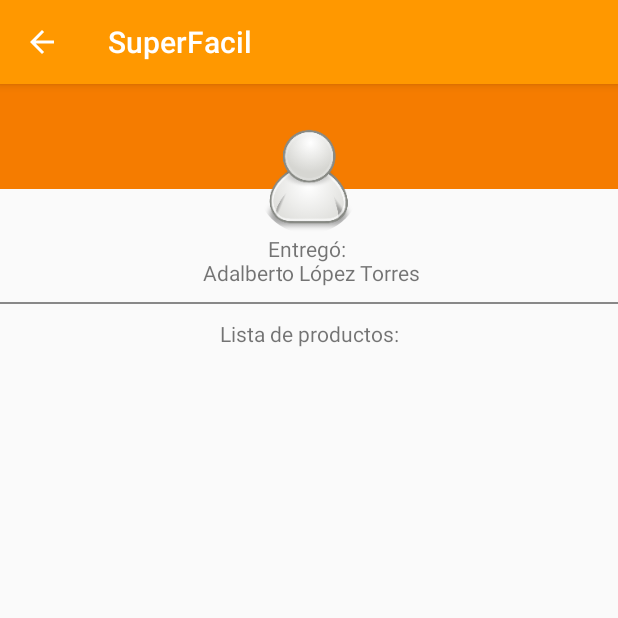
After one commit to ur13l/SuperFacil, an Android app: the fragment DetalleCompraFragment placed in its activity, on a phone screen of 412 x 824 dp, the top half of it. The commit adds this screen. Run offline under Robolectric (Android 15) with nearby library versions, the phone set to English and light mode, and no system bars; our stand-ins replace CircleImageView, Picasso; pictures from the network do not load; 1 statement that could not run was skipped.

Commit message:
Historial de productos

```diff
--- a/app/build.gradle
+++ b/app/build.gradle
@@ -26,4 +26,6 @@ dependencies {
     compile 'com.android.support:design:23.3.0'
     compile 'com.android.support:cardview-v7:23.0.+'
     compile 'com.github.bumptech.glide:glide:3.7.0'
+    compile 'de.hdodenhof:circleimageview:2.0.0'
+    compile 'com.squareup.picasso:picasso:2.5.2'
 }
--- a/app/src/main/AndroidManifest.xml
+++ b/app/src/main/AndroidManifest.xml
@@ -2,6 +2,7 @@
 <manifest xmlns:android="http://schemas.android.com/apk/res/android"
     package="superfacil.com.superfacil">
 
+    <uses-permission android:name="android.permission.INTERNET" />
     <application
         android:allowBackup="true"
         android:icon="@mipmap/ic_launcher"
--- /dev/null
+++ b/app/src/main/java/superfacil/com/superfacil/fragments/DetalleCompraFragment.java
@@ -0,0 +1,62 @@
+package superfacil.com.superfacil.fragments;
+
+import android.os.Bundle;
+import android.support.v4.app.Fragment;
+import android.support.v7.app.AppCompatActivity;
+import android.support.v7.widget.RecyclerView;
+import android.view.LayoutInflater;
+import android.view.View;
+import android.view.ViewGroup;
+import android.widget.ImageView;
+
+import com.squareup.picasso.Picasso;
+
+import java.util.ArrayList;
+
+import superfacil.com.superfacil.R;
+import superfacil.com.superfacil.model.Product;
+
+
+/**
+ * Created by Uriel on 23/04/2016.
+ */
+public class DetalleCompraFragment extends Fragment {
+    private ImageView imageView;
+    private RecyclerView rv;
+
+    @Override
+    public void onCreate(Bundle savedInstanceState){
+        super.onCreate(savedInstanceState);
+        AppCompatActivity appcom = (AppCompatActivity) getActivity();
+        appcom.getSupportActionBar().setDisplayShowHomeEnabled(true);
+        appcom.getSupportActionBar().setDisplayHomeAsUpEnabled(true);
+        appcom.getSupportActionBar().setHomeButtonEnabled(true);
+        appcom.getSupportActionBar().setDefaultDisplayHomeAsUpEnabled(true);
+        //setHasOptionsMenu(true);
+    }
+
+    @Override
+    public View onCreateView(LayoutInflater inflater, ViewGroup parent, Bundle savedInstanceState){
+        View v = inflater.inflate(R.layout.fragment_detalle_compra, parent, false);
+        imageView = (ImageView) v.findViewById(R.id.img_tv);
+        rv = (RecyclerView) v.findViewById(R.id.rv_detalle_compra);
+        Picasso.with(imageView.getContext()).load("http://steezo.com/wp-content/uploads/2012/12/man-in-suit2.jpg")
+                .placeholder(R.drawable.user)
+                .into(imageView);
+        return v;
+    }
+
+    public ArrayList<Product> getProductosDeCompra(int idCompra){
+        ArrayList<Product> list = new ArrayList<>();
+
+        return list;
+    }
+
+    public static DetalleCompraFragment newInstance(long idCompra){
+        DetalleCompraFragment fragment = new DetalleCompraFragment();
+        Bundle args = new Bundle();
+        args.putLong("id_compra", idCompra);
+        fragment.setArguments(args);
+        return fragment;
+    }
+}
--- /dev/null
+++ b/app/src/main/res/layout/fragment_detalle_compra.xml
@@ -0,0 +1,51 @@
+<?xml version="1.0" encoding="utf-8"?>
+<LinearLayout xmlns:android="http://schemas.android.com/apk/res/android"
+    android:orientation="vertical" android:layout_width="match_parent"
+    android:layout_height="match_parent"
+    android:weightSum="1">
+
+    <FrameLayout
+        android:layout_width="match_parent"
+        android:layout_height="70dp"
+        android:layout_gravity="center_horizontal"
+        android:background="@color/colorPrimaryDark"
+        android:layout_weight="0.00"></FrameLayout>
+
+    <de.hdodenhof.circleimageview.CircleImageView
+        android:layout_width="70dp"
+        android:layout_height="70dp"
+        android:id="@+id/img_tv"
+        android:src="@drawable/user"
+        android:layout_gravity="center_horizontal"
+        android:layout_marginTop="-40dp" />
+
+    <LinearLayout
+        android:layout_width="match_parent"
+        android:layout_height="wrap_content"
+        android:orientation="vertical">
+        <TextView
+            android:layout_width="match_parent"
+            android:layout_height="wrap_content"
+            android:layout_gravity="center"
+            android:gravity="center"
+            android:text="Entregó: \n Adalberto López Torres"/>
+
+        <View
+            android:layout_width="match_parent"
+            android:layout_height="1dp"
+            android:layout_marginTop="10dp"
+            android:layout_marginBottom="10dp"
+            android:background="#888"/>
+
+        <TextView
+            android:layout_width="match_parent"
+            android:layout_height="wrap_content"
+            android:layout_gravity="center"
+            android:gravity="center"
+            android:text="Lista de productos:"/>
+        <android.support.v7.widget.RecyclerView
+            android:layout_width="match_parent"
+            android:id="@+id/rv_detalle_compra"
+            android:layout_height="200dp"></android.support.v7.widget.RecyclerView>
+    </LinearLayout>
+</LinearLayout>
```
Also changed, not shown: app/src/main/java/superfacil/com/superfacil/adapters/RVDetalleCompraAdapter.java (added, +91 -0 lines), app/src/main/java/superfacil/com/superfacil/adapters/RVHistorialAdapter.java (+38 -5 lines), app/src/main/java/superfacil/com/superfacil/fragments/DetalleCompra.java (added, +7 -0 lines), app/src/main/java/superfacil/com/superfacil/fragments/HistorialComprasFragment.java (+15 -24 lines), app/src/main/java/superfacil/com/superfacil/utilities/MathFormat.java (added, +27 -0 lines), app/src/main/res/layout/item_producto_simple.xml (added, +46 -0 lines), app/src/main/res/layout/item_rv_compra.xml (+13 -1 lines), app/src/main/res/drawable-xxhdpi/user.png (added), app/src/main/res/drawable/product_default.png (added).
